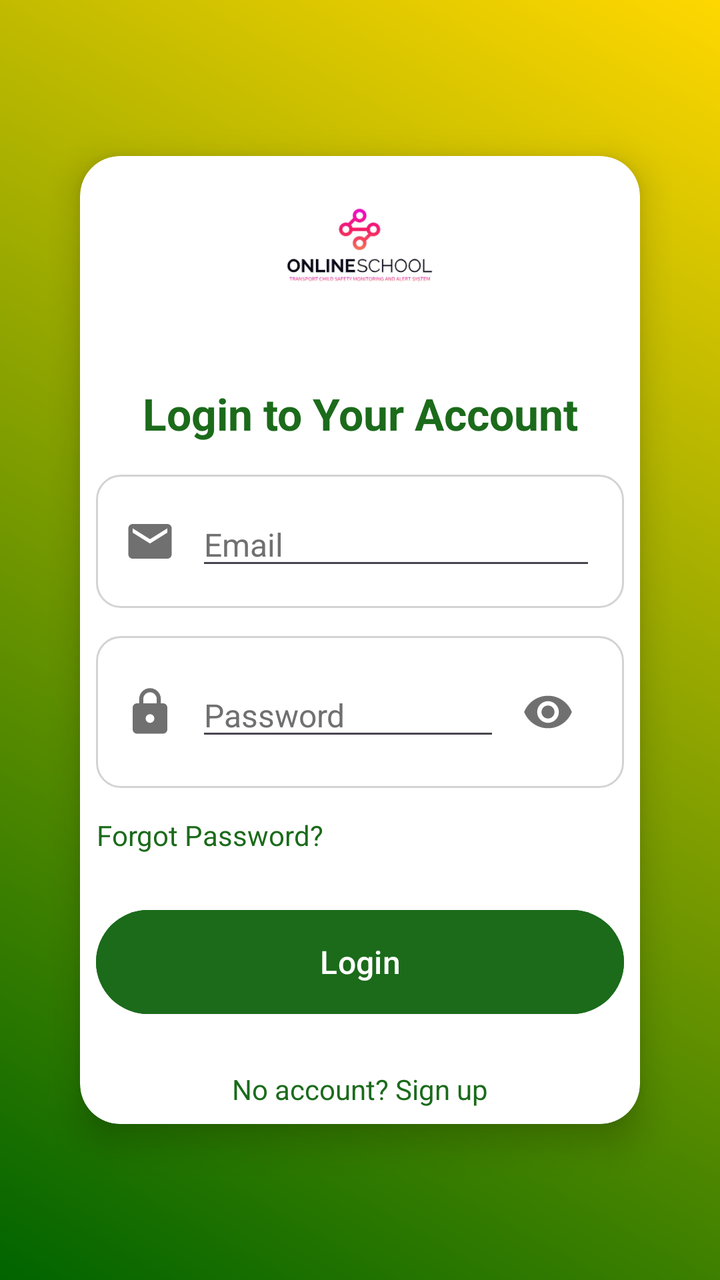
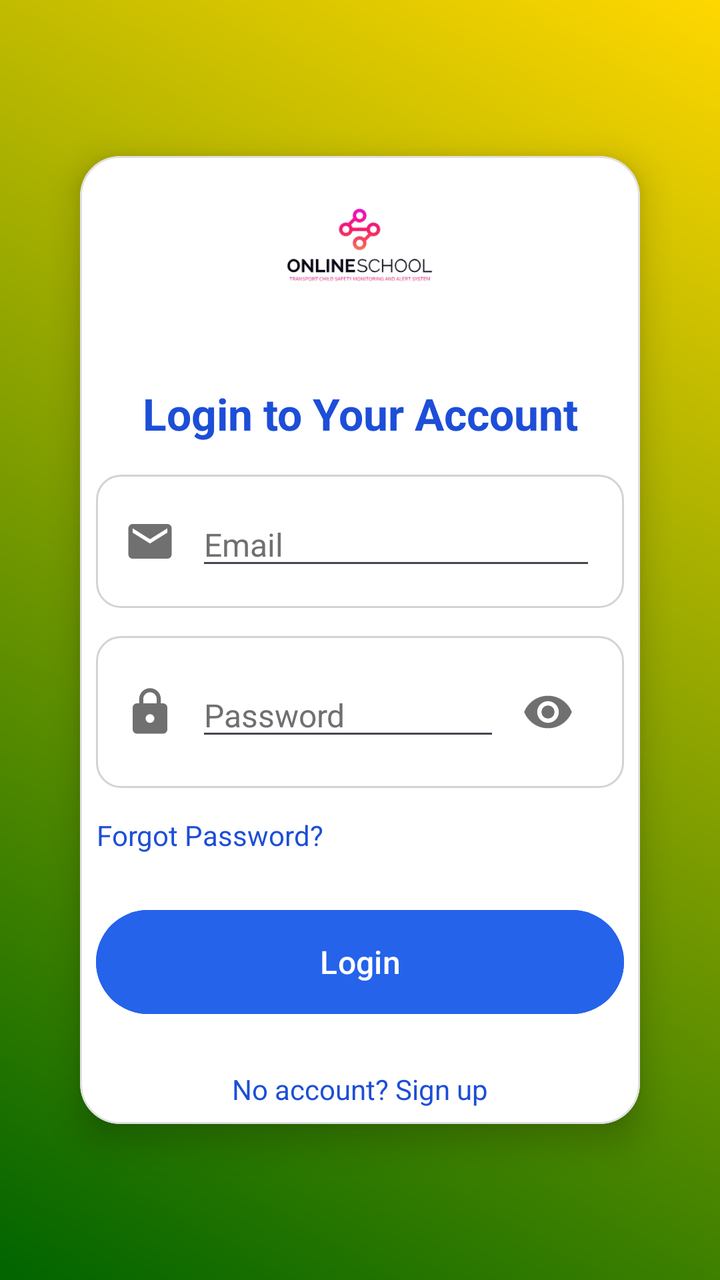

Two renders of the same Android screen: before a commit and after it. Below are the layout's source before the change and the commit's diff.
<!-- AndroidManifest.xml: application theme Theme.TransportApp -->
<!-- res/layout/activity_login.xml -->
<?xml version="1.0" encoding="utf-8"?>
<RelativeLayout xmlns:android="http://schemas.android.com/apk/res/android"
    xmlns:app="http://schemas.android.com/apk/res-auto"
    android:layout_width="match_parent"
    android:layout_height="match_parent">

    
    <LinearLayout
        android:layout_width="match_parent"
        android:layout_height="match_parent"
        android:orientation="vertical"
        android:gravity="center"
        android:padding="24dp"
        android:background="@drawable/bg_gradient">

        
        <com.google.android.material.card.MaterialCardView
            android:layout_width="match_parent"
            android:layout_height="wrap_content"
            android:layout_margin="16dp"
            android:padding="32dp"
            app:cardCornerRadius="20dp"
            app:cardElevation="10dp"
            android:backgroundTint="@color/surface">

            <LinearLayout
                android:layout_width="match_parent"
                android:layout_height="wrap_content"
                android:orientation="vertical"
                android:padding="8dp">

                
                <ImageView
                    android:contentDescription="@null"
                    android:layout_width="90dp"
                    android:layout_height="90dp"
                    android:src="@drawable/logo"
                    android:layout_gravity="center"
                    android:layout_marginBottom="16dp" />

                
                <TextView
                    android:layout_width="match_parent"
                    android:layout_height="wrap_content"
                    android:text="@string/login_to_your_account"
                    android:textSize="22sp"
                    android:textStyle="bold"
                    android:textColor="@color/text_accent"
                    android:gravity="center"
                    android:paddingBottom="16dp" />

                
                <LinearLayout
                    android:layout_width="match_parent"
                    android:layout_height="wrap_content"
                    android:orientation="horizontal"
                    android:background="@drawable/input_field_bg"
                    android:padding="14dp"
                    android:gravity="center_vertical"
                    android:layout_marginBottom="14dp">

                    <ImageView
                        android:contentDescription="@null"
                        android:layout_width="26dp"
                        android:layout_height="26dp"
                        android:src="@drawable/baseline_email_24"
                        android:layout_marginEnd="10dp"
                        app:tint="@color/gray" />

                    <EditText
                        android:id="@+id/etEmail"
                        android:layout_width="match_parent"
                        android:layout_height="wrap_content"
                        android:hint="@string/hint_email"
                        android:textSize="16sp"
                        android:inputType="textEmailAddress"
                        android:textColorHint="@color/gray"
                        android:textColor="@color/text_primary"/>
                </LinearLayout>

                
                <LinearLayout
                    android:layout_width="match_parent"
                    android:layout_height="wrap_content"
                    android:orientation="horizontal"
                    android:background="@drawable/input_field_bg"
                    android:padding="14dp"
                    android:gravity="center_vertical"
                    android:layout_marginBottom="14dp">

                    <ImageView
                        android:contentDescription="@null"
                        android:layout_width="26dp"
                        android:layout_height="26dp"
                        android:src="@drawable/baseline_lock_24"
                        android:layout_marginEnd="10dp"
                        app:tint="@color/gray" />

                    <EditText
                        android:id="@+id/etPassword"
                        android:layout_width="0dp"
                        android:layout_height="wrap_content"
                        android:layout_weight="1"
                        android:hint="@string/hint_password"
                        android:textSize="16sp"
                        android:inputType="textPassword"
                        android:textColorHint="@color/gray"
                        android:textColor="@color/text_primary"/>

                    
                    <ImageView
                        android:contentDescription="@string/show_password"
                        android:id="@+id/ivTogglePassword"
                        android:layout_width="48dp"
                        android:layout_height="48dp"
                        android:padding="11dp"
                        android:src="@drawable/baseline_remove_red_eye_24"
                        android:clickable="true"
                        android:focusable="true"
                        app:tint="@color/gray" />
                </LinearLayout>

                
                <TextView
                    android:id="@+id/tvForgotPassword"
                    android:layout_width="wrap_content"
                    android:layout_height="wrap_content"
                    android:text="@string/forgot_password"
                    android:textSize="14sp"
                    android:textColor="@color/text_accent"
                    android:layout_marginBottom="16dp"
                    android:gravity="end"
                    android:clickable="true" />

                
                <Button
                    android:id="@+id/btnLogin"
                    android:layout_width="match_parent"
                    android:layout_height="60dp"
                    android:text="@string/login"
                    android:textSize="16sp"
                    android:backgroundTint="@color/green"
                    android:textColor="@android:color/white"
                    android:layout_marginTop="8dp"
                    android:layout_marginBottom="12dp"
                    android:padding="14dp" />

                
                <ProgressBar
                    android:id="@+id/loginProgress"
                    android:layout_width="wrap_content"
                    android:layout_height="wrap_content"
                    android:layout_gravity="center_horizontal"
                    android:contentDescription="@string/signing_in"
                    android:indeterminateTint="@color/green"
                    android:visibility="gone" />

                
                <TextView
                    android:id="@+id/tvSignUp"
                    android:layout_width="match_parent"
                    android:layout_height="wrap_content"
                    android:text="@string/no_account_sign_up"
                    android:textSize="14sp"
                    android:textColor="@color/text_accent"
                    android:gravity="center"
                    android:layout_marginTop="12dp"
                    android:clickable="true"/>
            </LinearLayout>
        </com.google.android.material.card.MaterialCardView>
    </LinearLayout>
</RelativeLayout>
<!-- resources referenced by this layout -->
<resources>
  <color name="gray">#707070</color>
  <color name="green">#1B6B1B</color>
  <color name="surface">#FFFFFF</color>
  <color name="text_accent">#1B6B1B</color>
  <color name="text_primary">#212121</color>
  <!-- drawable baseline_email_24 (drawable) -->
  <vector xmlns:android="http://schemas.android.com/apk/res/android" android:height="24dp" android:tint="@color/text_secondary" android:viewportHeight="24" android:viewportWidth="24" android:width="24dp">
        
      <path android:fillColor="@android:color/white" android:pathData="M20,4L4,4c-1.1,0 -1.99,0.9 -1.99,2L2,18c0,1.1 0.9,2 2,2h16c1.1,0 2,-0.9 2,-2L22,6c0,-1.1 -0.9,-2 -2,-2zM20,8l-8,5 -8,-5L4,6l8,5 8,-5v2z"/>
      
  </vector>
  <!-- drawable bg_gradient (drawable) -->
  <?xml version="1.0" encoding="utf-8"?>
  <layer-list xmlns:android="http://schemas.android.com/apk/res/android">
      <item>
          <shape android:shape="rectangle">
              <gradient
                  android:angle="45"
                  android:startColor="#006400"
                  android:endColor="#FFD700"
                  android:type="linear" />
          </shape>
      </item>
  </layer-list>
  <!-- drawable input_field_bg (drawable) -->
  <?xml version="1.0" encoding="utf-8"?>
  <shape xmlns:android="http://schemas.android.com/apk/res/android">
      <solid android:color="@color/surface"/>
      <stroke android:width="1dp" android:color="@color/light_gray"/>
      <corners android:radius="12dp"/>
      <padding android:left="12dp" android:right="12dp"/>
  </shape>
  <string name="forgot_password">Forgot Password?</string>
  <string name="hint_email">Email</string>
  <string name="hint_password">Password</string>
  <string name="login">Login</string>
  <string name="login_to_your_account">Login to Your Account</string>
  <string name="no_account_sign_up">No account? Sign up</string>
  <string name="show_password">Show password</string>
  <string name="signing_in">Signing in</string>
  <style name="Theme.TransportApp" parent="Base.Theme.TransportApp" />
  <color name="text_secondary">#616161</color>
  <color name="light_gray">#D3D3D3</color>
  <style name="Base.Theme.TransportApp" parent="Theme.Material3.DayNight.NoActionBar">
          
          <item name="colorPrimary">@color/green</item>
          <item name="colorOnPrimary">@color/white</item>
          <item name="colorSecondary">@color/accent_orange</item>
          <item name="colorOnSecondary">@color/white</item>
          
          <item name="materialCardViewStyle">@style/Widget.Material3.CardView.Elevated</item>
      </style>
  <color name="white">#FFFFFFFF</color>
  <color name="accent_orange">#B45309</color>
  <!-- unchanged entries left out for length: 3 -->
</resources>

<!-- the commit's change to res/layout/activity_login.xml (unified diff, before → after) -->
@@ -139,7 +139,7 @@
                     android:layout_height="60dp"
                     android:text="@string/login"
                     android:textSize="16sp"
-                    android:backgroundTint="@color/green"
+                    android:backgroundTint="@color/brand_primary"
                     android:textColor="@android:color/white"
                     android:layout_marginTop="8dp"
                     android:layout_marginBottom="12dp"
@@ -152,7 +152,7 @@
                     android:layout_height="wrap_content"
                     android:layout_gravity="center_horizontal"
                     android:contentDescription="@string/signing_in"
-                    android:indeterminateTint="@color/green"
+                    android:indeterminateTint="@color/brand_primary"
                     android:visibility="gone" />
 
                 
<!-- resource entries referenced after the edit -->
@@ -1,9 +1,9 @@
 <!-- resources referenced by this layout -->
 <resources>
+  <color name="brand_primary">#2563EB</color>
   <color name="gray">#707070</color>
-  <color name="green">#1B6B1B</color>
   <color name="surface">#FFFFFF</color>
-  <color name="text_accent">#1B6B1B</color>
+  <color name="text_accent">#1D4ED8</color>
   <color name="text_primary">#212121</color>
   <!-- drawable baseline_email_24 (drawable) -->
   <vector xmlns:android="http://schemas.android.com/apk/res/android" android:height="24dp" android:tint="@color/text_secondary" android:viewportHeight="24" android:viewportWidth="24" android:width="24dp">
@@ -44,15 +44,33 @@
   <color name="text_secondary">#616161</color>
   <color name="light_gray">#D3D3D3</color>
   <style name="Base.Theme.TransportApp" parent="Theme.Material3.DayNight.NoActionBar">
-          
-          <item name="colorPrimary">@color/green</item>
-          <item name="colorOnPrimary">@color/white</item>
+          <item name="colorPrimary">@color/theme_primary</item>
+          <item name="colorOnPrimary">@color/theme_on_primary</item>
+          <item name="colorPrimaryContainer">@color/theme_primary_container</item>
+          <item name="colorOnPrimaryContainer">@color/theme_on_primary_container</item>
           <item name="colorSecondary">@color/accent_orange</item>
           <item name="colorOnSecondary">@color/white</item>
+          <item name="colorSurfaceVariant">@color/surface_variant</item>
+          <item name="colorOutlineVariant">@color/outline_card</item>
           
-          <item name="materialCardViewStyle">@style/Widget.Material3.CardView.Elevated</item>
+          <item name="materialCardViewStyle">@style/Widget.Transport.Card</item>
       </style>
+  <color name="theme_primary">#2563EB</color>
+  <color name="theme_on_primary">#FFFFFF</color>
+  <color name="theme_primary_container">#DBEAFE</color>
+  <color name="theme_on_primary_container">#1E3A8A</color>
   <color name="white">#FFFFFFFF</color>
+  <color name="surface_variant">#F1F3F4</color>
+  <color name="outline_card">#E0E0E0</color>
+  <style name="Widget.Transport.Card" parent="Widget.Material3.CardView.Elevated">
+          <item name="cardCornerRadius">@dimen/radius_l</item>
+          <item name="cardElevation">@dimen/card_elevation_default</item>
+          <item name="strokeColor">@color/outline_card</item>
+          <item name="strokeWidth">1dp</item>
+          <item name="cardBackgroundColor">@color/surface</item>
+      </style>
+  <dimen name="radius_l">16dp</dimen>
+  <dimen name="card_elevation_default">2dp</dimen>
   <color name="accent_orange">#B45309</color>
   <!-- unchanged entries left out for length: 3 -->
 </resources>
